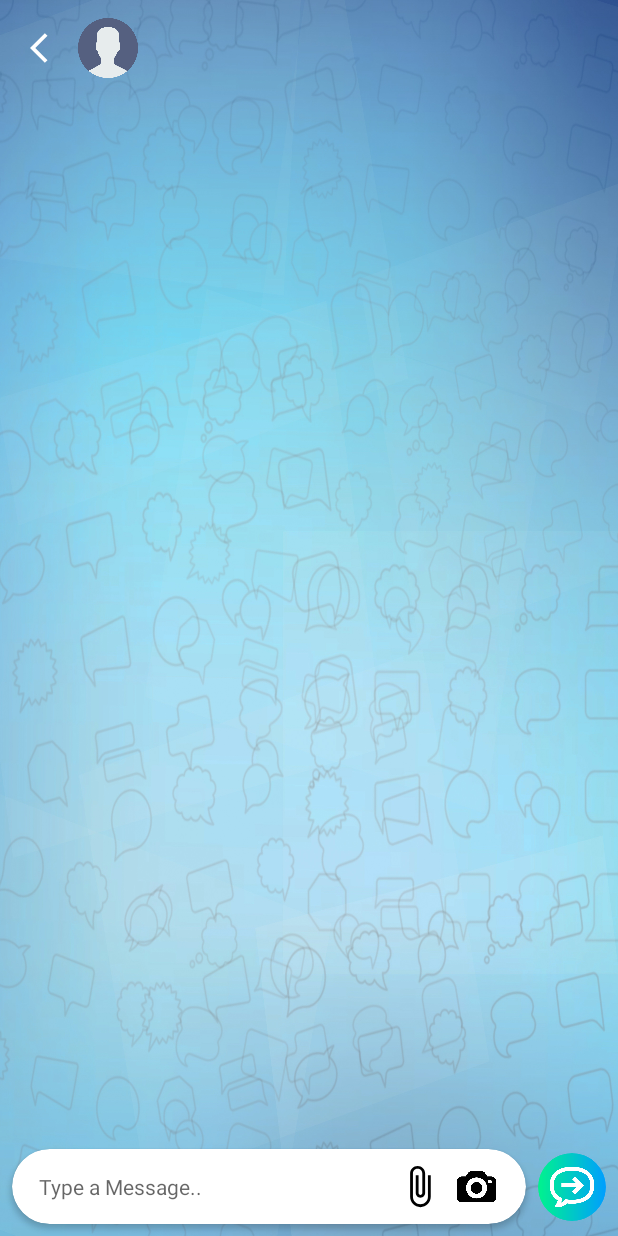
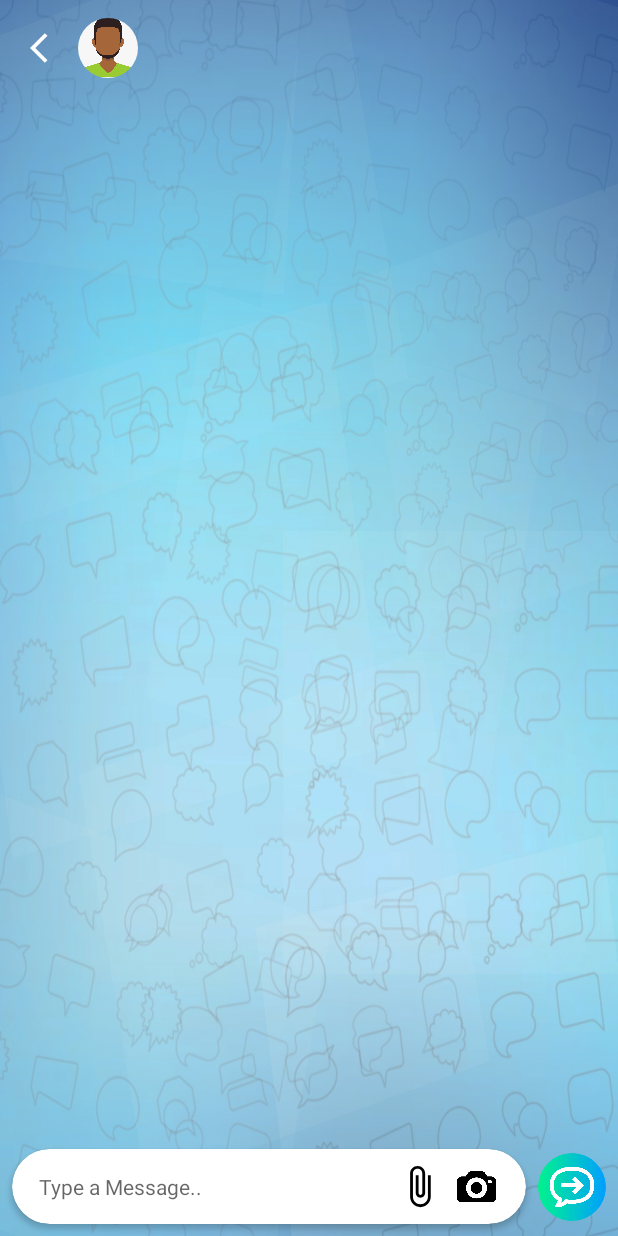
Before and after one commit to Yash2129/ChatApplication, an Android app: the MessageActivity screen opened directly, with no data from a screen before it, on a phone screen of 412 x 824 dp. Run offline under Robolectric (Android 15) with nearby library versions, the phone set to English and light mode, and no system bars; our stand-ins replace CircleImageView, Firebase (no records; nobody signed in at launch, a user with empty details on screens opened directly), Picasso; Roboto replaces fonts that are not available here.

Commit message:
11/9/2021 chat scrolling and user profile image

```diff
--- a/app/src/main/java/com/android/twaddle/Activities/MessageActivity.java
+++ b/app/src/main/java/com/android/twaddle/Activities/MessageActivity.java
@@ -9,6 +9,7 @@ import androidx.recyclerview.widget.LinearLayoutManager;
 
 import com.android.twaddle.Adapters.MessagesAdapter;
 import com.android.twaddle.Models.Message;
+import com.android.twaddle.R;
 import com.android.twaddle.databinding.ActivityMessageBinding;
 import com.google.android.gms.tasks.OnSuccessListener;
 import com.google.firebase.auth.FirebaseAuth;
@@ -16,6 +17,7 @@ import com.google.firebase.database.DataSnapshot;
 import com.google.firebase.database.DatabaseError;
 import com.google.firebase.database.FirebaseDatabase;
 import com.google.firebase.database.ValueEventListener;
+import com.squareup.picasso.Picasso;
 
 import java.util.ArrayList;
 import java.util.Date;
@@ -41,13 +43,17 @@ public class MessageActivity extends AppCompatActivity {
 
         binding.recyclerView.setLayoutManager(new LinearLayoutManager(this));
         binding.recyclerView.setAdapter(adapter);
-        binding.recyclerView.requestFocus(View.FOCUS_DOWN);
+        binding.recyclerView.smoothScrollToPosition(messages.size());
 
 
 
         String name = getIntent().getStringExtra("name");
         String receiverUid = getIntent().getStringExtra("uid");
         String senderUid = FirebaseAuth.getInstance().getUid();
+        Picasso.get()
+                .load(getIntent().getStringExtra("profile"))
+                .placeholder(R.drawable.avatar)
+                .into(binding.profileChatImage);
 
         senderRoom = senderUid + receiverUid;
         receiverRoom = receiverUid + senderUid;
@@ -65,7 +71,8 @@ public class MessageActivity extends AppCompatActivity {
                             Message message = snapshot1.getValue(Message.class);
                             messages.add(message);
                         }
-                        adapter.notifyDataSetChanged();
+                        adapter.notifyItemInserted(messages.size());
+                        binding.recyclerView.smoothScrollToPosition(messages.size());
                     }
 
                     @Override
--- a/app/src/main/java/com/android/twaddle/Adapters/MessagesAdapter.java
+++ b/app/src/main/java/com/android/twaddle/Adapters/MessagesAdapter.java
@@ -59,6 +59,7 @@ public class MessagesAdapter extends RecyclerView.Adapter {
         if (holder.getClass() == SentViewHolder.class){
             SentViewHolder viewHolder = (SentViewHolder)holder;
             viewHolder.binding.message.setText(message.getMessage());
+
         }else {
             RecieverViewHolder viewHolder = (RecieverViewHolder)holder;
             viewHolder.binding.message.setText(message.getMessage());
@@ -67,6 +68,7 @@ public class MessagesAdapter extends RecyclerView.Adapter {
 
     @Override
     public int getItemCount() {
+
         return messages.size();
     }
 
@@ -76,6 +78,7 @@ public class MessagesAdapter extends RecyclerView.Adapter {
         public SentViewHolder(@NonNull View itemView) {
             super(itemView);
             binding = ItemSentBinding.bind(itemView);
+
         }
     }
 
@@ -87,4 +90,5 @@ public class MessagesAdapter extends RecyclerView.Adapter {
             binding = ItemSentBinding.bind(itemView);
         }
     }
+
 }
--- a/app/src/main/java/com/android/twaddle/Adapters/UserAdapter.java
+++ b/app/src/main/java/com/android/twaddle/Adapters/UserAdapter.java
@@ -10,6 +10,7 @@ import androidx.annotation.NonNull;
 import androidx.recyclerview.widget.RecyclerView;
 
 import com.android.twaddle.Activities.MessageActivity;
+import com.android.twaddle.Models.Message;
 import com.android.twaddle.Models.User;
 import com.android.twaddle.R;
 import com.android.twaddle.databinding.RowConversationBinding;
@@ -21,11 +22,13 @@ import com.google.firebase.database.FirebaseDatabase;
 import com.google.firebase.database.ValueEventListener;
 
 import java.util.ArrayList;
+import java.util.Calendar;
 
 public class UserAdapter  extends RecyclerView.Adapter<UserAdapter.UserViewHolder>{
 
     Context context;
     ArrayList<User> users;
+    Message message;
 
 
     public UserAdapter(Context context, ArrayList<User> users){
@@ -58,16 +61,16 @@ public class UserAdapter  extends RecyclerView.Adapter<UserAdapter.UserViewHolde
 
                         if (snapshot.exists()) {
                             String lastMsg = snapshot.child("lastMsg").getValue(String.class);
-                            long time = snapshot.child("lastMsgTime").getValue(long.class);
-
+                           //long lastmsgtime= message.getTimestamp();
 
 
 
                             holder.binding.lastMsg.setText(lastMsg);
-                            holder.binding.msgTime.setText((int) time);
+
 
                         }else {
                             holder.binding.lastMsg.setText("Tap to Chat");
+
                         }
                     }
 
@@ -91,7 +94,7 @@ public class UserAdapter  extends RecyclerView.Adapter<UserAdapter.UserViewHolde
                 Intent intent = new Intent(context, MessageActivity.class);
                 intent.putExtra("name",user.getName());
                 intent.putExtra("uid",user.getUid());
-
+                intent.putExtra("profile", user.getProfileImage());
                 context.startActivity(intent);
             }
         });
--- a/app/src/main/res/layout/activity_message.xml
+++ b/app/src/main/res/layout/activity_message.xml
@@ -91,7 +91,7 @@
             android:layout_weight="0"
             app:srcCompat="@drawable/ic_baseline_arrow_back_ios_24" />
 
-        <ImageView
+        <de.hdodenhof.circleimageview.CircleImageView
             android:id="@+id/profile_chat_image"
             android:layout_width="40dp"
             android:layout_height="40dp"
```
